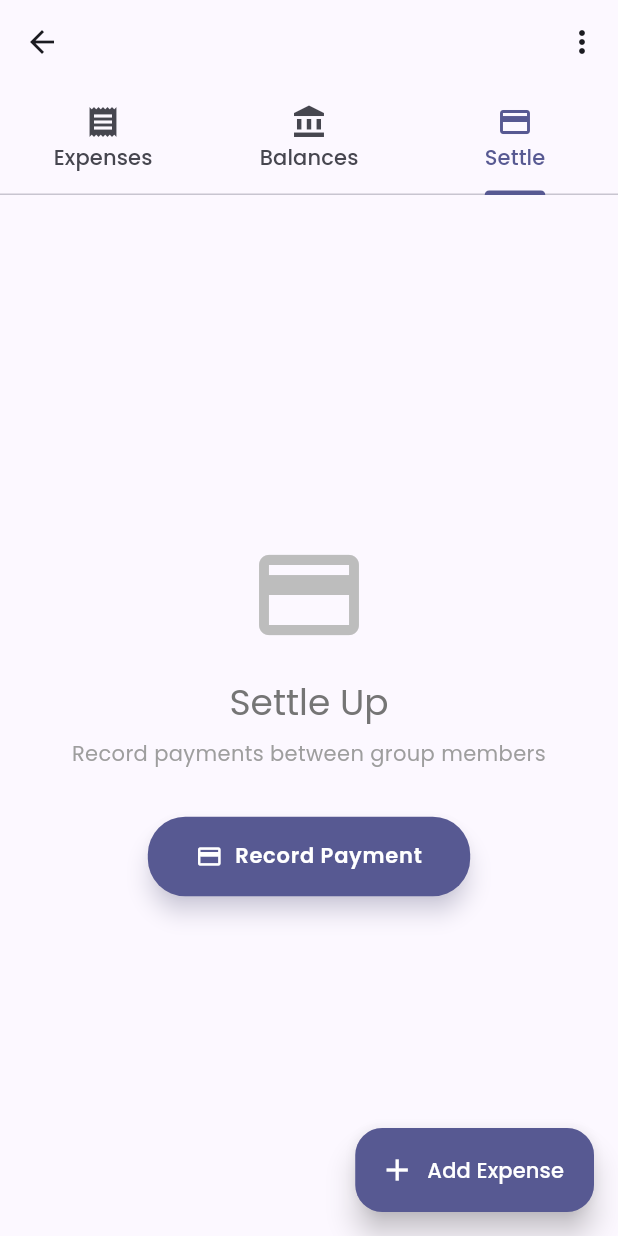
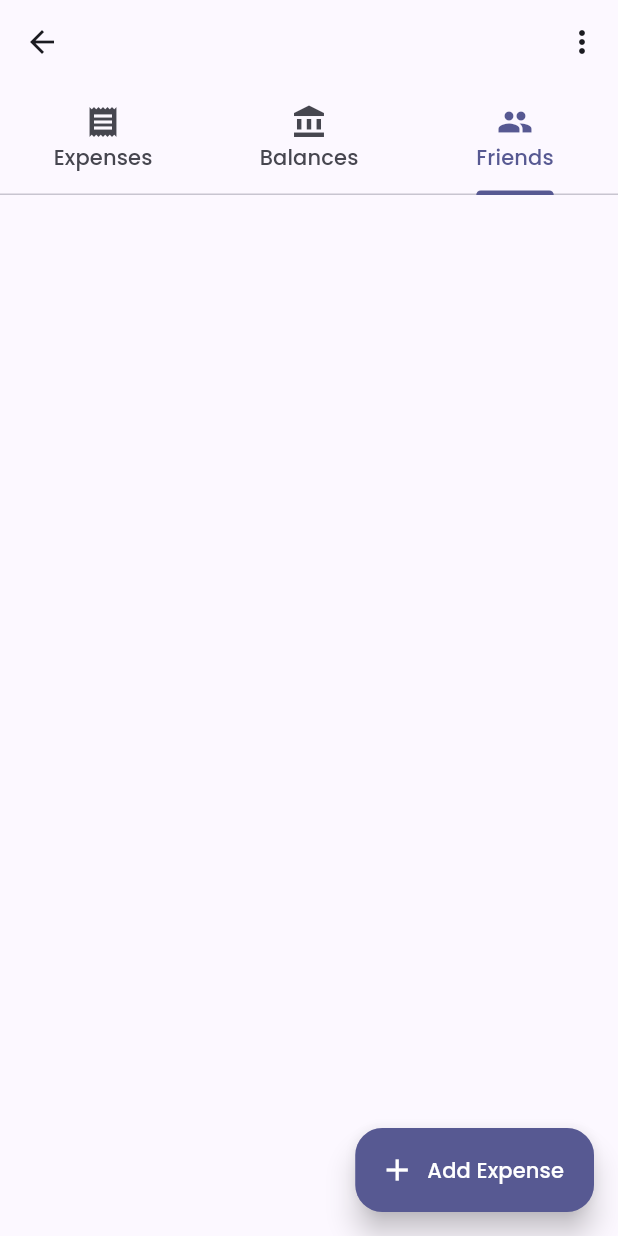
Before and after one commit to tuprasanth-ani/split, a Flutter app: the GroupDetailScreen screen opened directly with empty values, tab 3 chosen, on a phone screen of 412 x 824 dp. Run offline on Flutter 3.47's test engine with Material 3 defaults, Android fonts, the phone set to English and light mode, and no system bars; our stand-ins replace cloud_firestore, firebase_auth, firebase_core, flutter_contacts, google_fonts, google_sign_in and 3 more; accounts and stored records are empty.

Commit message:
Replace Settle tab with Friends tab in group detail screen
Co-authored-by: tu.prasanth1212 <tu.prasanth1212@gmail.com>

```diff
--- a/lib/screens/group_detail_screen.dart
+++ b/lib/screens/group_detail_screen.dart
@@ -45,7 +45,7 @@ class _GroupDetailScreenState extends State<GroupDetailScreen>
           tabs: const [
             Tab(text: 'Expenses', icon: Icon(Icons.receipt)),
             Tab(text: 'Balances', icon: Icon(Icons.account_balance)),
-            Tab(text: 'Settle', icon: Icon(Icons.payment)),
+            Tab(text: 'Friends', icon: Icon(Icons.people)),
           ],
         ),
         actions: [
@@ -103,7 +103,7 @@ class _GroupDetailScreenState extends State<GroupDetailScreen>
         children: [
           _buildExpensesTab(),
           _buildBalancesTab(),
-          _buildSettleTab(),
+          _buildFriendsTab(),
         ],
       ),
       floatingActionButton: FloatingActionButton.extended(
@@ -289,41 +289,21 @@ class _GroupDetailScreenState extends State<GroupDetailScreen>
     );
   }
 
-  Widget _buildSettleTab() {
-    return Center(
-      child: Column(
-        mainAxisAlignment: MainAxisAlignment.center,
-        children: [
-          Icon(
-            Icons.payment,
-            size: 80,
-            color: Colors.grey.shade400,
+  Widget _buildFriendsTab() {
+    return ListView.builder(
+      padding: const EdgeInsets.all(16),
+      itemCount: currentGroup.members.length,
+      itemBuilder: (context, index) {
+        final memberId = currentGroup.members[index];
+        final memberName = currentGroup.memberNames[memberId] ?? memberId;
+        return Card(
+          margin: const EdgeInsets.only(bottom: 12),
+          child: ListTile(
+            leading: const Icon(Icons.person),
+            title: Text(memberName),
           ),
-          const SizedBox(height: 16),
-          Text(
-            'Settle Up',
-            style: Theme.of(context).textTheme.headlineSmall?.copyWith(
-              color: Colors.grey.shade600,
-            ),
-          ),
-          const SizedBox(height: 8),
-          Text(
-            'Record payments between group members',
-            textAlign: TextAlign.center,
-            style: Theme.of(context).textTheme.bodyMedium?.copyWith(
-              color: Colors.grey.shade500,
-            ),
-          ),
-          const SizedBox(height: 32),
-          ElevatedButton.icon(
-            onPressed: () {
-              // Navigate to settle up screen
-            },
-            icon: const Icon(Icons.payment),
-            label: const Text('Record Payment'),
-          ),
-        ],
-      ),
+        );
+      },
     );
   }
 
```
